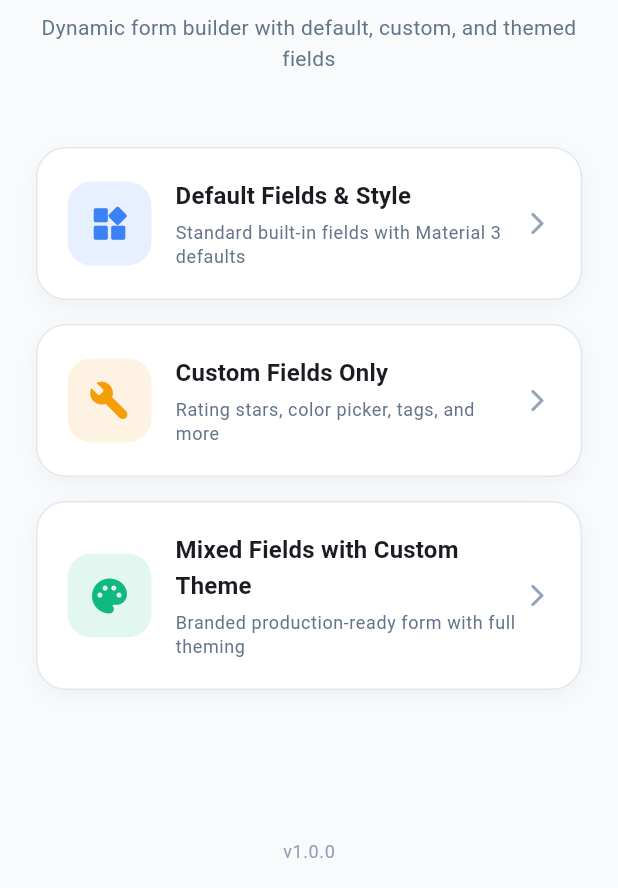
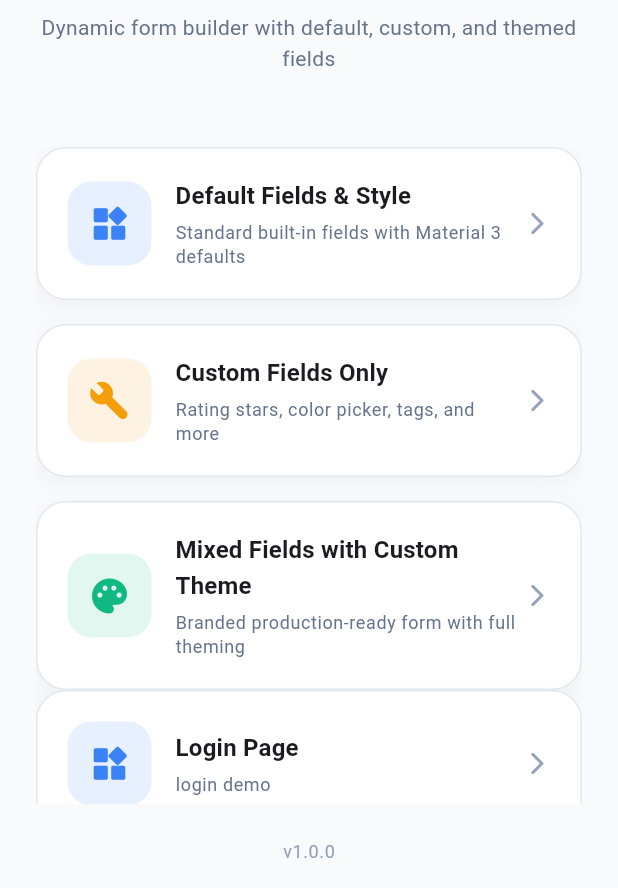
Before and after one commit to ReturajProshad/rj_form_engine_demo, a Flutter app: the screen it shows after launch, on a phone screen of 412 x 824 dp, the part 348-1236 px from its top. Run offline on Flutter 3.47's test engine with Material 3 defaults, Android fonts, the phone set to English and light mode, and no system bars; missing offline and left inert: rj_form_engine.

Commit message:
feat: Add login page and update home screen with navigation

```diff
--- a/lib/screens/home_screen.dart
+++ b/lib/screens/home_screen.dart
@@ -1,6 +1,7 @@
 import 'package:flutter/material.dart';
 import 'package:rj_form_engine_tests_project/screens/default_fields_demo.dart';
 import 'package:rj_form_engine_tests_project/screens/custom_fields_demo.dart';
+import 'package:rj_form_engine_tests_project/screens/login_page.dart';
 import 'package:rj_form_engine_tests_project/screens/mixed_themed_demo.dart';
 import 'package:rj_form_engine_tests_project/theme/app_theme.dart';
 
@@ -22,44 +23,19 @@ class HomeScreen extends StatelessWidget {
                 width: 72,
                 height: 72,
                 decoration: BoxDecoration(
-                  gradient: const LinearGradient(
-                    colors: [AppTheme.primaryColor, AppTheme.primaryLight],
-                    begin: Alignment.topLeft,
-                    end: Alignment.bottomRight,
-                  ),
+                  gradient: const LinearGradient(colors: [AppTheme.primaryColor, AppTheme.primaryLight], begin: Alignment.topLeft, end: Alignment.bottomRight),
                   borderRadius: BorderRadius.circular(20),
-                  boxShadow: [
-                    BoxShadow(
-                      color: AppTheme.primaryColor.withValues(alpha: 0.3),
-                      blurRadius: 16,
-                      offset: const Offset(0, 8),
-                    ),
-                  ],
+                  boxShadow: [BoxShadow(color: AppTheme.primaryColor.withValues(alpha: 0.3), blurRadius: 16, offset: const Offset(0, 8))],
                 ),
-                child: const Icon(
-                  Icons.dynamic_form_rounded,
-                  color: Colors.white,
-                  size: 36,
-                ),
+                child: const Icon(Icons.dynamic_form_rounded, color: Colors.white, size: 36),
               ),
               const SizedBox(height: 24),
-              Text(
-                'RJ Form Engine',
-                style: Theme.of(context).textTheme.headlineSmall?.copyWith(
-                  fontWeight: FontWeight.w700,
-                  letterSpacing: -0.5,
-                ),
-              ),
+              Text('RJ Form Engine', style: Theme.of(context).textTheme.headlineSmall?.copyWith(fontWeight: FontWeight.w700, letterSpacing: -0.5)),
               const SizedBox(height: 8),
               Text(
                 'Dynamic form builder with default, custom, and themed fields',
                 textAlign: TextAlign.center,
-                style: Theme.of(context).textTheme.bodyMedium?.copyWith(
-                  color: isDark
-                      ? AppTheme.darkTextSecondary
-                      : AppTheme.lightTextSecondary,
-                  height: 1.5,
-                ),
+                style: Theme.of(context).textTheme.bodyMedium?.copyWith(color: isDark ? AppTheme.darkTextSecondary : AppTheme.lightTextSecondary, height: 1.5),
               ),
               const SizedBox(height: 48),
               Expanded(
@@ -68,15 +44,9 @@ class HomeScreen extends StatelessWidget {
                     _DemoCard(
                       icon: Icons.widgets_rounded,
                       title: 'Default Fields & Style',
-                      subtitle:
-                          'Standard built-in fields with Material 3 defaults',
+                      subtitle: 'Standard built-in fields with Material 3 defaults',
                       color: AppTheme.infoColor,
-                      onTap: () => Navigator.push(
-                        context,
-                        MaterialPageRoute(
-                          builder: (_) => const DefaultFieldsDemo(),
-                        ),
-                      ),
+                      onTap: () => Navigator.push(context, MaterialPageRoute(builder: (_) => const DefaultFieldsDemo())),
                     ),
                     const SizedBox(height: 16),
                     _DemoCard(
@@ -84,39 +54,28 @@ class HomeScreen extends StatelessWidget {
                       title: 'Custom Fields Only',
                       subtitle: 'Rating stars, color picker, tags, and more',
                       color: AppTheme.accentColor,
-                      onTap: () => Navigator.push(
-                        context,
-                        MaterialPageRoute(
-                          builder: (_) => const CustomFieldsDemo(),
-                        ),
-                      ),
+                      onTap: () => Navigator.push(context, MaterialPageRoute(builder: (_) => const CustomFieldsDemo())),
                     ),
                     const SizedBox(height: 16),
                     _DemoCard(
                       icon: Icons.palette_rounded,
                       title: 'Mixed Fields with Custom Theme',
-                      subtitle:
-                          'Branded production-ready form with full theming',
+                      subtitle: 'Branded production-ready form with full theming',
                       color: AppTheme.successColor,
-                      onTap: () => Navigator.push(
-                        context,
-                        MaterialPageRoute(
-                          builder: (_) => const MixedThemedDemo(),
-                        ),
-                      ),
+                      onTap: () => Navigator.push(context, MaterialPageRoute(builder: (_) => const MixedThemedDemo())),
+                    ),
+                    _DemoCard(
+                      icon: Icons.widgets_rounded,
+                      title: 'Login Page',
+                      subtitle: 'login demo',
+                      color: AppTheme.infoColor,
+                      onTap: () => Navigator.push(context, MaterialPageRoute(builder: (_) => const LoginPage())),
                     ),
                   ],
                 ),
               ),
               const SizedBox(height: 24),
-              Text(
-                'v1.0.0',
-                style: Theme.of(context).textTheme.bodySmall?.copyWith(
-                  color: isDark
-                      ? AppTheme.darkTextHint
-                      : AppTheme.lightTextHint,
-                ),
-              ),
+              Text('v1.0.0', style: Theme.of(context).textTheme.bodySmall?.copyWith(color: isDark ? AppTheme.darkTextHint : AppTheme.lightTextHint)),
               const SizedBox(height: 16),
             ],
           ),
@@ -133,13 +92,7 @@ class _DemoCard extends StatelessWidget {
   final Color color;
   final VoidCallback onTap;
 
-  const _DemoCard({
-    required this.icon,
-    required this.title,
-    required this.subtitle,
-    required this.color,
-    required this.onTap,
-  });
+  const _DemoCard({required this.icon, required this.title, required this.subtitle, required this.color, required this.onTap});
 
   @override
   Widget build(BuildContext context) {
@@ -155,27 +108,15 @@ class _DemoCard extends StatelessWidget {
           decoration: BoxDecoration(
             color: isDark ? AppTheme.darkSurface : AppTheme.lightSurface,
             borderRadius: BorderRadius.circular(20),
-            border: Border.all(
-              color: isDark ? AppTheme.darkBorder : AppTheme.lightBorder,
-              width: 1,
-            ),
-            boxShadow: [
-              BoxShadow(
-                color: Colors.black.withValues(alpha: 0.04),
-                blurRadius: 12,
-                offset: const Offset(0, 4),
-              ),
-            ],
+            border: Border.all(color: isDark ? AppTheme.darkBorder : AppTheme.lightBorder, width: 1),
+            boxShadow: [BoxShadow(color: Colors.black.withValues(alpha: 0.04), blurRadius: 12, offset: const Offset(0, 4))],
           ),
           child: Row(
             children: [
               Container(
                 width: 56,
                 height: 56,
-                decoration: BoxDecoration(
-                  color: color.withValues(alpha: 0.12),
-                  borderRadius: BorderRadius.circular(16),
-                ),
+                decoration: BoxDecoration(color: color.withValues(alpha: 0.12), borderRadius: BorderRadius.circular(16)),
                 child: Icon(icon, color: color, size: 28),
               ),
               const SizedBox(width: 16),
@@ -183,29 +124,13 @@ class _DemoCard extends StatelessWidget {
                 child: Column(
                   crossAxisAlignment: CrossAxisAlignment.start,
                   children: [
-                    Text(
-                      title,
-                      style: Theme.of(context).textTheme.titleMedium?.copyWith(
-                        fontWeight: FontWeight.w600,
-                      ),
-                    ),
+                    Text(title, style: Theme.of(context).textTheme.titleMedium?.copyWith(fontWeight: FontWeight.w600)),
                     const SizedBox(height: 4),
-                    Text(
-                      subtitle,
-                      style: Theme.of(context).textTheme.bodySmall?.copyWith(
-                        color: isDark
-                            ? AppTheme.darkTextSecondary
-                            : AppTheme.lightTextSecondary,
-                      ),
-                    ),
+                    Text(subtitle, style: Theme.of(context).textTheme.bodySmall?.copyWith(color: isDark ? AppTheme.darkTextSecondary : AppTheme.lightTextSecondary)),
                   ],
                 ),
               ),
-              Icon(
-                Icons.arrow_forward_ios_rounded,
-                size: 18,
-                color: isDark ? AppTheme.darkTextHint : AppTheme.lightTextHint,
-              ),
+              Icon(Icons.arrow_forward_ios_rounded, size: 18, color: isDark ? AppTheme.darkTextHint : AppTheme.lightTextHint),
             ],
           ),
         ),
--- a/pubspec.yaml
+++ b/pubspec.yaml
@@ -30,10 +30,10 @@ environment:
 dependencies:
   flutter:
     sdk: flutter
-  # rj_form_engine:
-  #   path: E:/ODCL_Projects/Personal_Test_Project/publication/rj_form_engine
+  rj_form_engine:
+    path: E:/ODCL_Projects/Personal_Test_Project/publication/rj_form_engine
   cupertino_icons: ^1.0.8
-  rj_form_engine: ^0.2.0
+  # rj_form_engine: ^0.2.0
 
 dev_dependencies:
   flutter_test:
```
Also changed, not shown: lib/screens/login_page.dart (added, +75 -0 lines), pubspec.lock.
